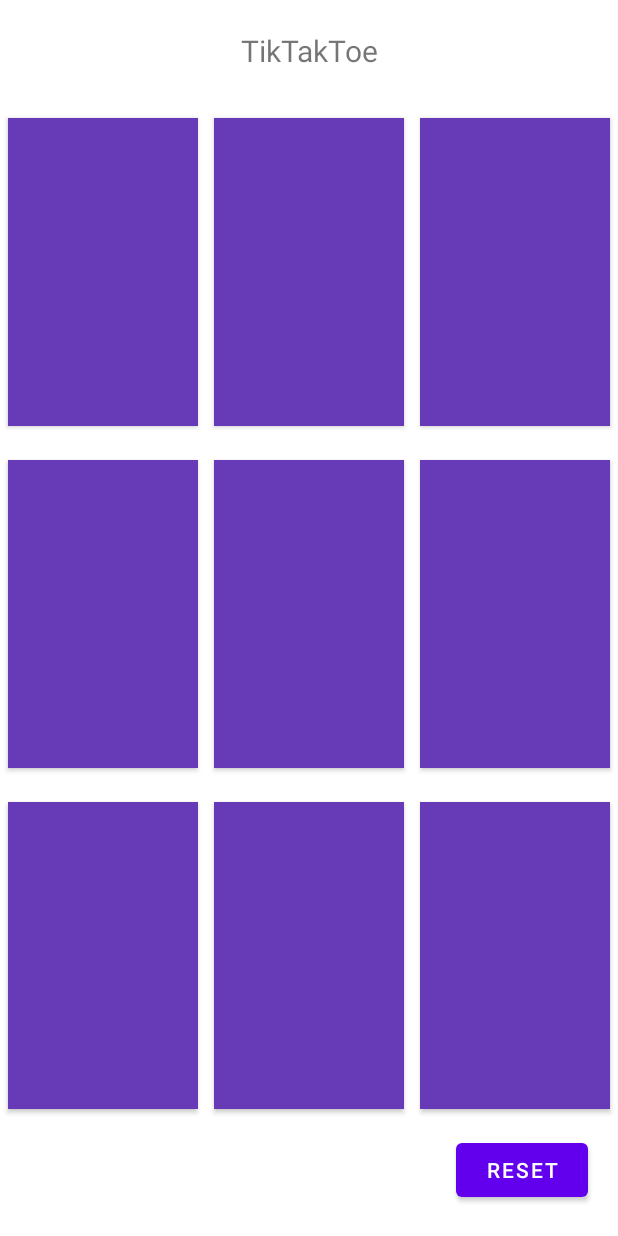
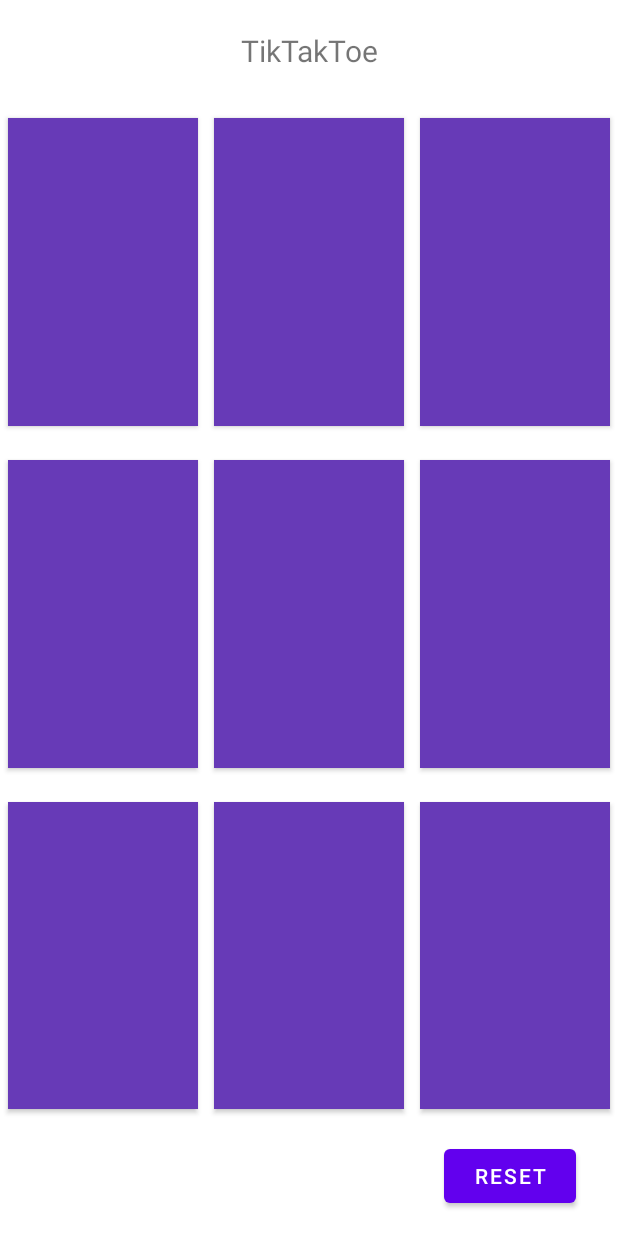
Before and after one commit to GaertnerK/WMC, an Android app: the MainActivity screen opened directly, with no data from a screen before it, on a phone screen of 412 x 824 dp. Run offline under Robolectric (Android 15) with nearby library versions, the phone set to English and light mode, and no system bars.

Commit message:
The Project is perfect!

```diff
--- a/AndroidStudio/app/src/main/res/layout/activity_main.xml
+++ b/AndroidStudio/app/src/main/res/layout/activity_main.xml
@@ -182,8 +182,8 @@
         android:id="@+id/bt_reset"
         android:layout_width="wrap_content"
         android:layout_height="wrap_content"
-        android:layout_marginEnd="20dp"
-        android:layout_marginBottom="20dp"
+        android:layout_marginEnd="28dp"
+        android:layout_marginBottom="16dp"
         android:text="Reset"
         app:layout_constraintBottom_toBottomOf="parent"
         app:layout_constraintEnd_toEndOf="parent" />
```
